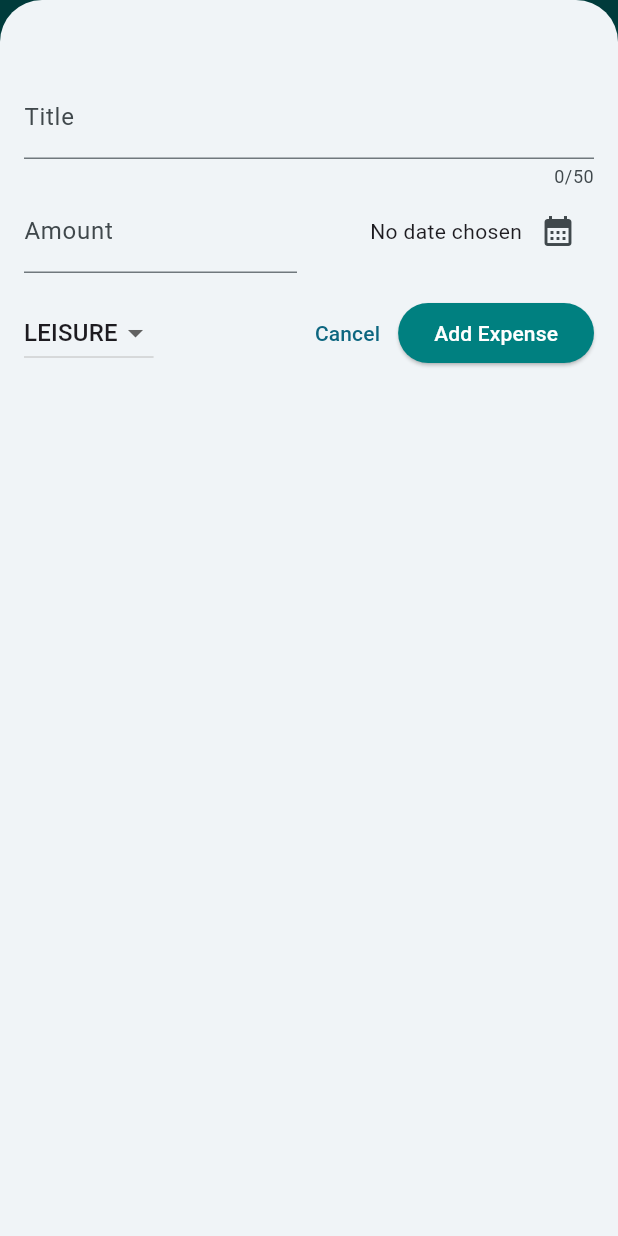
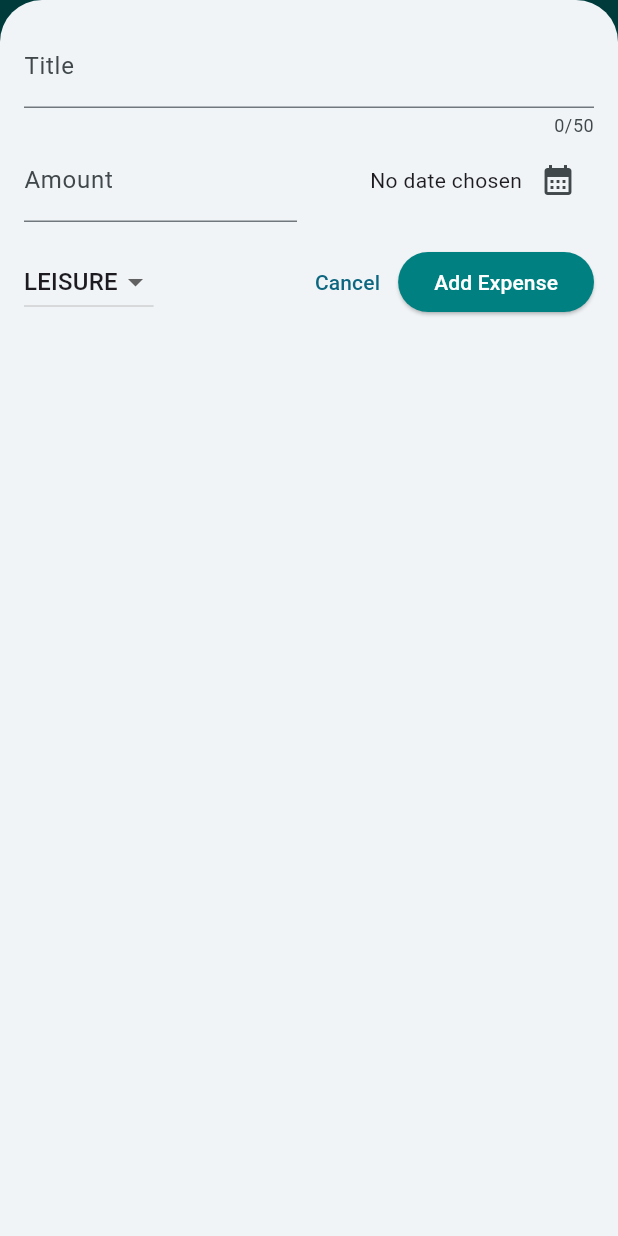
Before and after one commit to curtis-clement/flutter_expense_tracker, a Flutter app: the screen it shows after launch, after a tap on the "add" icon, on a phone screen of 412 x 824 dp. Run offline on Flutter 3.47's test engine with Material 3 defaults, Android fonts, the phone set to English and light mode, and no system bars.

Commit message:
fix modal padding

```diff
--- a/lib/widgets/add_expense.dart
+++ b/lib/widgets/add_expense.dart
@@ -84,7 +84,7 @@ class _AddExpenseState extends State<AddExpense> {
       height: double.infinity,
       child: SingleChildScrollView(
         child: Padding(
-          padding: EdgeInsets.fromLTRB(16, 50, 16, keyboardSpace + 16),
+          padding: EdgeInsets.fromLTRB(16, 16, 16, keyboardSpace + 16),
           child: Column(
             children: [
               TextField(
--- a/lib/widgets/expenses.dart
+++ b/lib/widgets/expenses.dart
@@ -39,6 +39,7 @@ class _ExpensesState extends State<Expenses> {
 
   _openAddExpenseOverlay() {
     showModalBottomSheet(
+        useSafeArea: true,
         isScrollControlled: true,
         context: context,
         builder: (ctx) {
```
